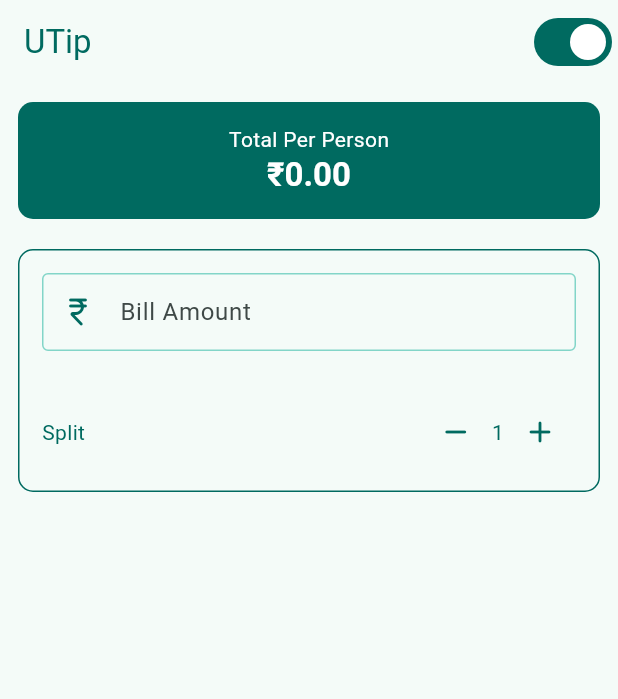
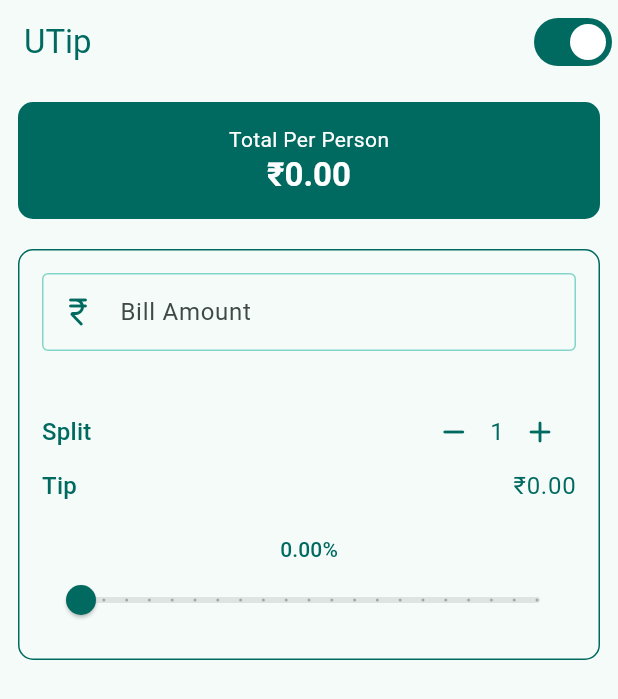
Before and after one commit to Alok-Sci/coursera--tip-calculator-app, a Flutter app: the screen it shows after launch, on a phone screen of 412 x 824 dp. Shown: the top 699 px of the screen. Run offline on Flutter 3.47's test engine with Material 3 defaults, Android fonts, the phone set to English and light mode, and no system bars.

Commit message:
Task 9: Add the Tip Percentage and Slider widgets

```diff
--- a/lib/main.dart
+++ b/lib/main.dart
@@ -46,6 +46,23 @@ class _UTipState extends State<UTip> {
     if (_personCount <= 1) return;
     setState(() {
       _personCount--;
+    });
+  }
+
+  // * tip
+  double _tipAmount = 0.0;
+  double _tipPercentage = 0.0;
+  void _updateTipPercentage(double newValue) {
+    _tipPercentage = newValue;
+    // update tip amount
+    _updateTipAmount();
+
+    setState(() {});
+  }
+
+  void _updateTipAmount() {
+    setState(() {
+      _tipAmount = (_billAmount * _tipPercentage) / 100;
     });
   }
 
@@ -152,18 +169,49 @@ class _UTipState extends State<UTip> {
                     children: [
                       Text(
                         "Split",
-                        style: TextStyle(
-                          color: colorScheme.primary,
-                        ),
+                        style: textTheme.titleMedium
+                            ?.copyWith(color: colorScheme.primary),
                       ),
                       PersonCounter(
-                        colorScheme: colorScheme,
                         personCount: _personCount,
                         onIncrement: _incrementPersonCount,
                         onDecrement: _decrementPersonCount,
                       )
                     ],
                   ),
+                  // * tip
+                  Row(
+                    mainAxisAlignment: MainAxisAlignment.spaceBetween,
+                    children: [
+                      Text(
+                        "Tip",
+                        style: textTheme.titleMedium
+                            ?.copyWith(color: colorScheme.primary),
+                      ),
+                      Text(
+                        "₹${_tipAmount.toStringAsFixed(2)}",
+                        style: textTheme.bodyLarge?.copyWith(color: colorScheme.primary),
+                      ),
+                    ],
+                  ),
+                  SizedBox(height: 20),
+
+                  // * tip percentage
+                  Align(
+                    alignment: Alignment.center,
+                    child: Text(
+                      "${_tipPercentage.toStringAsFixed(2)}%",
+                      style: textTheme.labelLarge?.copyWith(color: colorScheme.primary),
+                    ),
+                  ),
+                  Slider(
+                    value: _tipPercentage,
+                    min: 0.0,
+                    max: 100.0,
+                    divisions: 20,
+                    label: _tipPercentage.toString(),
+                    onChanged: _updateTipPercentage,
+                  )
                 ],
               ),
             )
--- a/lib/widgets/person_counter.dart
+++ b/lib/widgets/person_counter.dart
@@ -3,19 +3,21 @@ import 'package:flutter/material.dart';
 class PersonCounter extends StatelessWidget {
   const PersonCounter({
     super.key,
-    required this.colorScheme,
     required int personCount,
     required this.onIncrement,
     required this.onDecrement,
   }) : _personCount = personCount;
 
-  final ColorScheme colorScheme;
   final int _personCount;
   final VoidCallback onIncrement;
   final VoidCallback onDecrement;
 
   @override
   Widget build(BuildContext context) {
+    final ThemeData theme = Theme.of(context);
+    final ColorScheme colorScheme = theme.colorScheme;
+    final TextTheme textTheme = theme.textTheme;
+
     return Row(
       mainAxisSize: MainAxisSize.max,
       children: [
@@ -28,9 +30,7 @@ class PersonCounter extends StatelessWidget {
         ),
         Text(
           _personCount.toString(),
-          style: TextStyle(
-            color: colorScheme.primary,
-          ),
+          style: textTheme.bodyLarge?.copyWith(color: colorScheme.primary),
         ),
         IconButton(
           icon: Icon(
```
